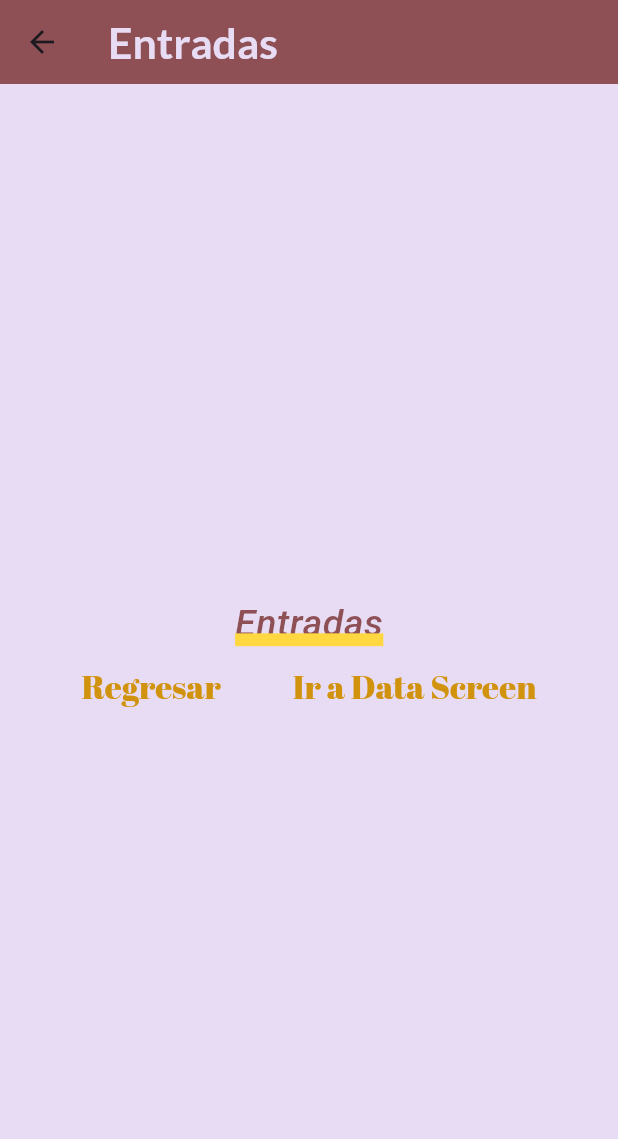
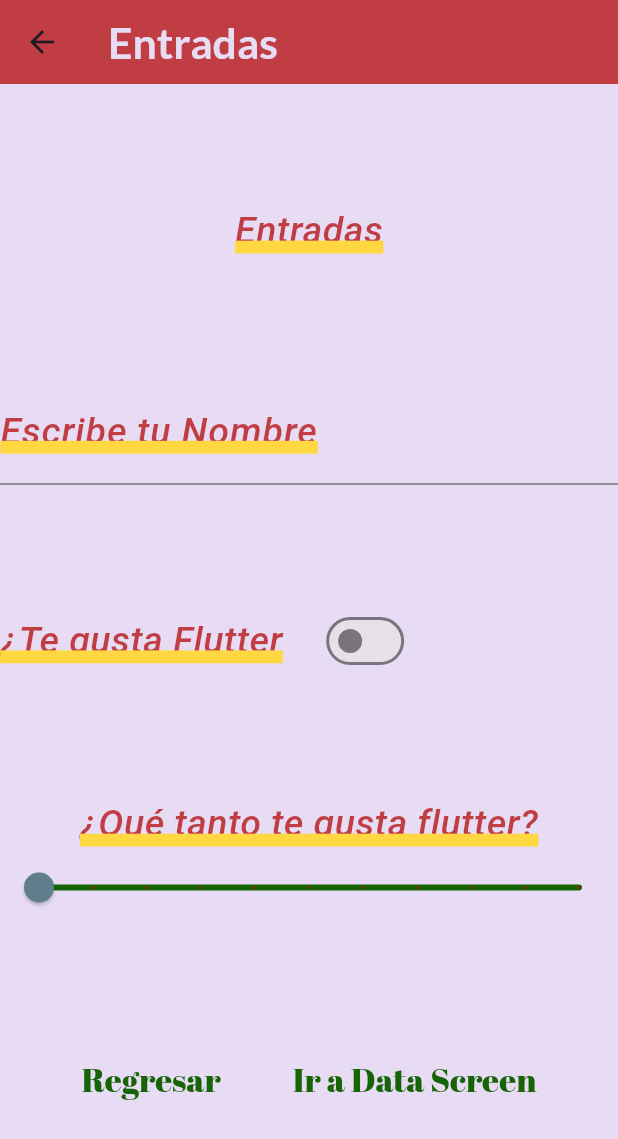
Before and after one commit to TheRipper284/componentes_flutter5c, a Flutter app: the InputsScreen screen opened directly, on a phone screen of 412 x 824 dp. Shown: the top 1139 px of the screen. Run offline on Flutter 3.47's test engine with Material 3 defaults, Android fonts, the phone set to English and light mode, and no system bars; our stand-ins replace google_fonts; Roboto replaces fonts that are missing (Aclonica).

Commit message:
Adding Switch and Slider into InputsScreen

```diff
--- a/lib/screens/home_screen.dart
+++ b/lib/screens/home_screen.dart
@@ -18,7 +18,8 @@ class HomeScreen extends StatelessWidget {
           ListTile(
             leading: IconTheme(
               data: AppTheme.lightTheme.iconTheme,
-              child: const Icon(Icons.accessibility_new_sharp),
+              child: const Icon(Icons.accessibility_new_sharp,
+              ),
             ),
             title: Text(
               'Entradas',
--- a/lib/screens/inputs_screen.dart
+++ b/lib/screens/inputs_screen.dart
@@ -9,17 +9,22 @@ class InputsScreen extends StatefulWidget {
 }
 
 class _InputsScreenState extends State<InputsScreen> {
+  bool valueSwitch = false;
+  double valueSlider = 0.0;
   @override
   Widget build(BuildContext context) {
     return  Scaffold(
       appBar: AppBar(title: const Text('Entradas')),
       body: Column(
-        mainAxisAlignment: MainAxisAlignment.center,
+        mainAxisAlignment: MainAxisAlignment.spaceEvenly,
         children: [
           Text(
             'Entradas',
             style: AppTheme.lightTheme.textTheme.headlineLarge,
           ),
+          entradaTexto(),
+          entradaSwitch(),
+          entradaSlider(),
           const Row(
             mainAxisAlignment: MainAxisAlignment.center,
             children: [
@@ -41,4 +46,66 @@ class _InputsScreenState extends State<InputsScreen> {
       ),
     );
   }
+
+  TextField entradaTexto() {
+    return TextField(
+          style: AppTheme.lightTheme.textTheme.headlineMedium,
+          decoration: InputDecoration(
+            border: const UnderlineInputBorder(),
+            labelText: 'Escribe tu Nombre',
+            labelStyle: AppTheme.lightTheme.textTheme.headlineLarge,
+          ),
+        );
+  }
+
+    Row entradaSwitch(){
+      return Row(
+        children: <Widget>[
+          Text(
+            '¿Te gusta Flutter',
+            style: AppTheme.lightTheme.textTheme.headlineLarge,
+          ),
+          const SizedBox(
+            width: 25.0,
+          ),
+          Switch(
+            value: valueSwitch,
+            onChanged: (value){
+              setState(() {
+                valueSwitch = value;
+                //print('Estado del Switch: $valueSwitch');
+              });
+            },
+            ),
+        ],
+      );
+    }
+
+  Column entradaSlider(){
+    return Column(
+      children: [
+        Text(
+          '¿Qué tanto te gusta flutter?',
+          style: AppTheme.lightTheme.textTheme.headlineLarge,
+        ),
+        Slider(
+          min: 0.0,
+          max: 20.0,
+          value: valueSlider,
+          activeColor: AppTheme.primaryColor,
+          inactiveColor: AppTheme.accentColor,
+          thumbColor: Colors.blueGrey,
+          divisions: 10,
+          label: '${valueSlider.round()}',
+          onChanged: (value){
+            setState(() {
+              valueSlider = value;
+              //print('Valor del slider: $valueSlider');
+            });
+          }
+        )
+      ],
+    );
+  }
+
 }
--- a/lib/theme/app_theme.dart
+++ b/lib/theme/app_theme.dart
@@ -4,9 +4,10 @@ import 'package:google_fonts/google_fonts.dart';
 
 class AppTheme{
   //Declaraciones de color
-  static const primaryColor = Color.fromARGB(195, 114, 37, 37);
-  static const accentColor = Color.fromARGB(255, 209, 147, 14);
+  static const primaryColor = Color.fromARGB(195, 180, 13, 13); //195, 114, 37, 37
+  static const accentColor = Color.fromARGB(255, 22, 100, 6);  //255, 209, 147, 14
   static const backColor = Color.fromARGB(255, 231, 220, 243);
+  static const iconColor = Color.fromARGB(255, 163, 161, 17);
 
   //Declaraciones de tema claro
   static final ThemeData lightTheme = ThemeData.light().copyWith(
@@ -20,7 +21,7 @@ class AppTheme{
           ),
         ),
         iconTheme: const IconThemeData(
-          color: accentColor,
+          color: iconColor,
           size: 35.0,
         ),
         elevatedButtonTheme: ElevatedButtonThemeData(
@@ -36,7 +37,6 @@ class AppTheme{
                 fontSize: 22.0,
               ),
             )
-
           ),
         ),
         textTheme:  TextTheme(
@@ -50,6 +50,15 @@ class AppTheme{
             decorationThickness:7.0,
             fontStyle: FontStyle.italic,
           ),
+          headlineMedium: GoogleFonts.aclonica(
+            color: primaryColor,
+            fontSize: 21.5,
+            fontWeight: FontWeight.w500,
+            decoration: TextDecoration.underline,
+            decorationColor: Colors.amberAccent,
+            decorationStyle: TextDecorationStyle.solid,
+            decorationThickness:1.5,
+          ),
           bodySmall: GoogleFonts.aBeeZee(
             color: accentColor,
             fontSize: 18.5,
```
